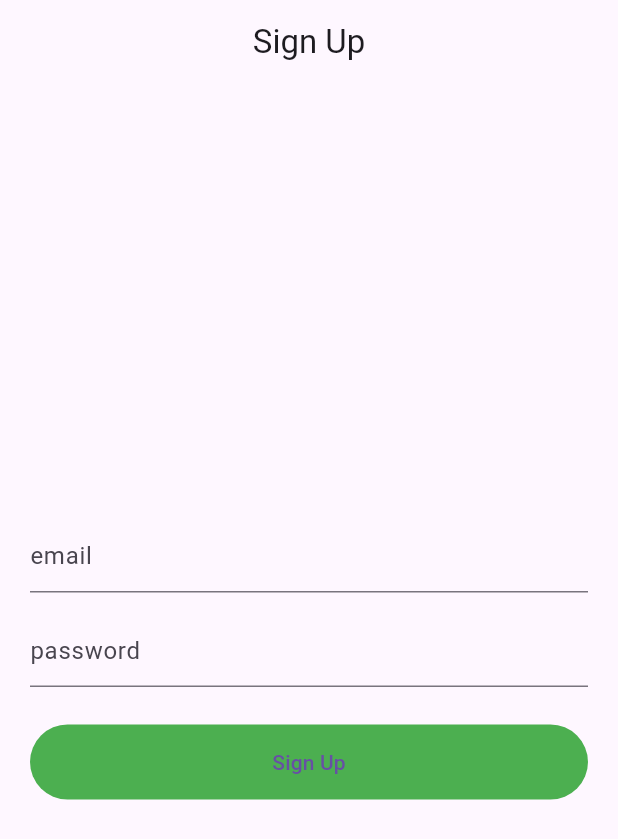
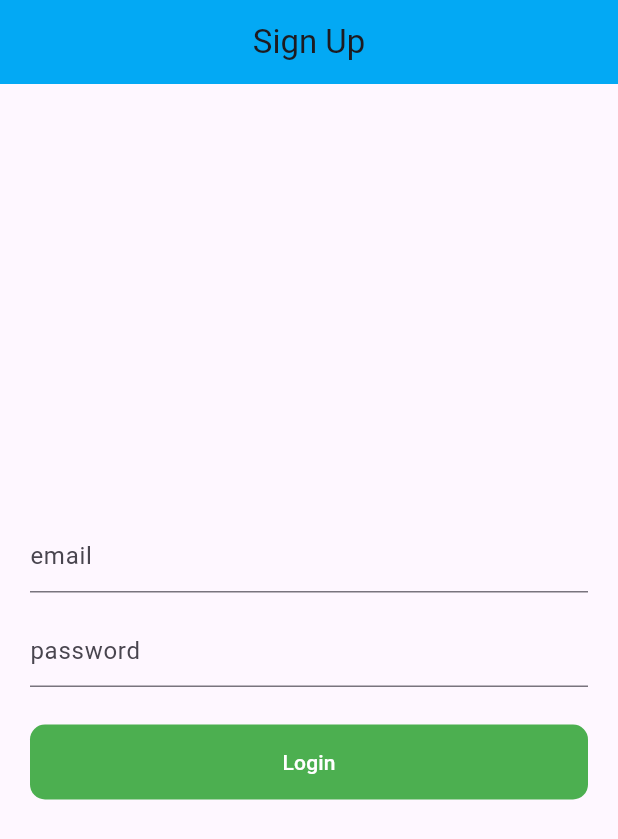
Before and after one commit to stillblack/flutter-rest-api, a Flutter app: the screen it shows after launch, on a phone screen of 412 x 824 dp. Shown: the top 839 px of the screen. Run offline on Flutter 3.47's test engine with Material 3 defaults, Android fonts, the phone set to English and light mode, and no system bars.

Commit message:
signup api created and used

```diff
--- a/lib/signup.dart
+++ b/lib/signup.dart
@@ -1,3 +1,4 @@
+import 'dart:convert';
 import 'dart:math';
 
 import 'package:flutter/material.dart';
@@ -14,25 +15,32 @@ class _SignupState extends State<Signup> {
   TextEditingController emailController = TextEditingController();
   TextEditingController passwordController = TextEditingController();
 
-  void Login(String email, String password) {
-    try{
-      Response response = await post(Uri.parse('url'),body:{'email':email , 'password':password});
-      if(response.statusCode == 200){
+  void Login(String email, password) async {
+    try {
+      Response response = await post(
+        Uri.parse('https://reqres.in/api/login'),
+        body: {'email': email, 'password': password},
+      );
+      if (response.statusCode == 201 || response.statusCode == 200) {
+        var data = jsonDecode(response.body.toString());
+        print(data['id']);
         print('account created successfully');
-      }else{
-        print('failed');
+      } else {
+        print('failed to create account');
       }
+    } catch (e) {
+      print(e.toString());
     }
-    catch(e){
-      print(e.toString());
+  }
 
-    }
-
-  }
   @override
   Widget build(BuildContext context) {
     return Scaffold(
-      appBar: AppBar(centerTitle: true, title: const Text('Sign Up')),
+      appBar: AppBar(
+        centerTitle: true,
+        title: const Text('Sign Up'),
+        backgroundColor: Colors.lightBlue,
+      ),
       body: Padding(
         padding: const EdgeInsets.all(20.0),
         child: Column(
@@ -59,9 +67,12 @@ class _SignupState extends State<Signup> {
               },
               style: TextButton.styleFrom(
                 minimumSize: Size(double.infinity, 50),
+                shape: RoundedRectangleBorder(
+                  borderRadius: BorderRadius.circular(10),
+                ),
                 backgroundColor: Colors.green,
               ),
-              child: Text('Sign Up'),
+              child: Text('Login', style: TextStyle(color: Colors.white)),
             ),
           ],
         ),
```
